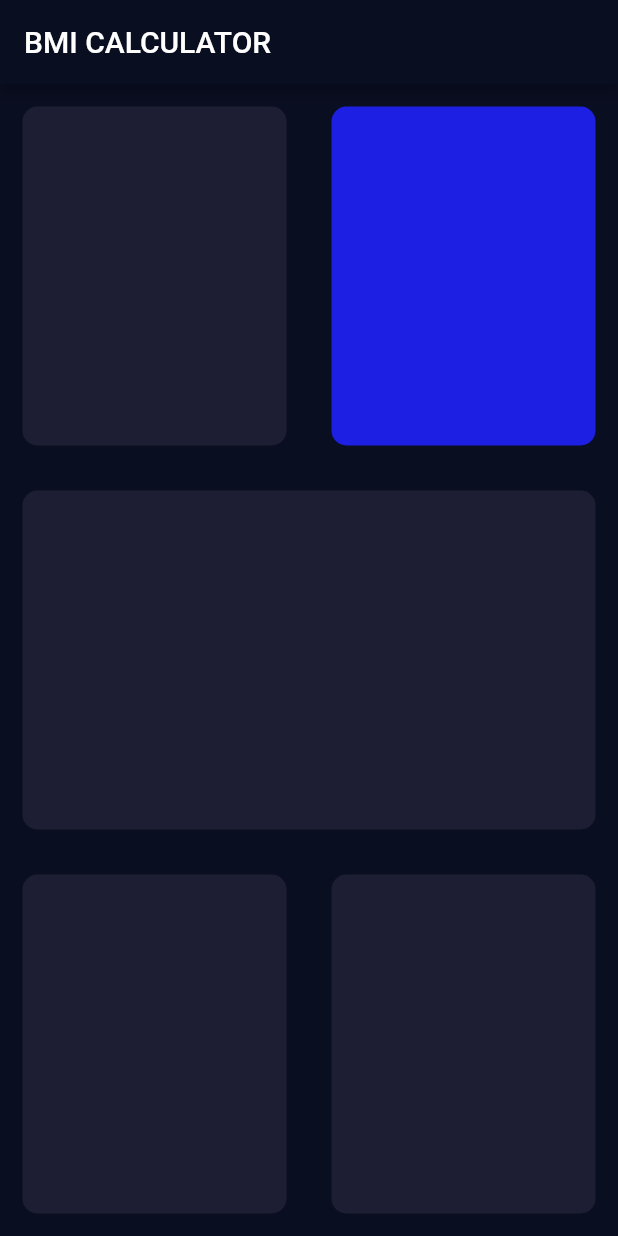
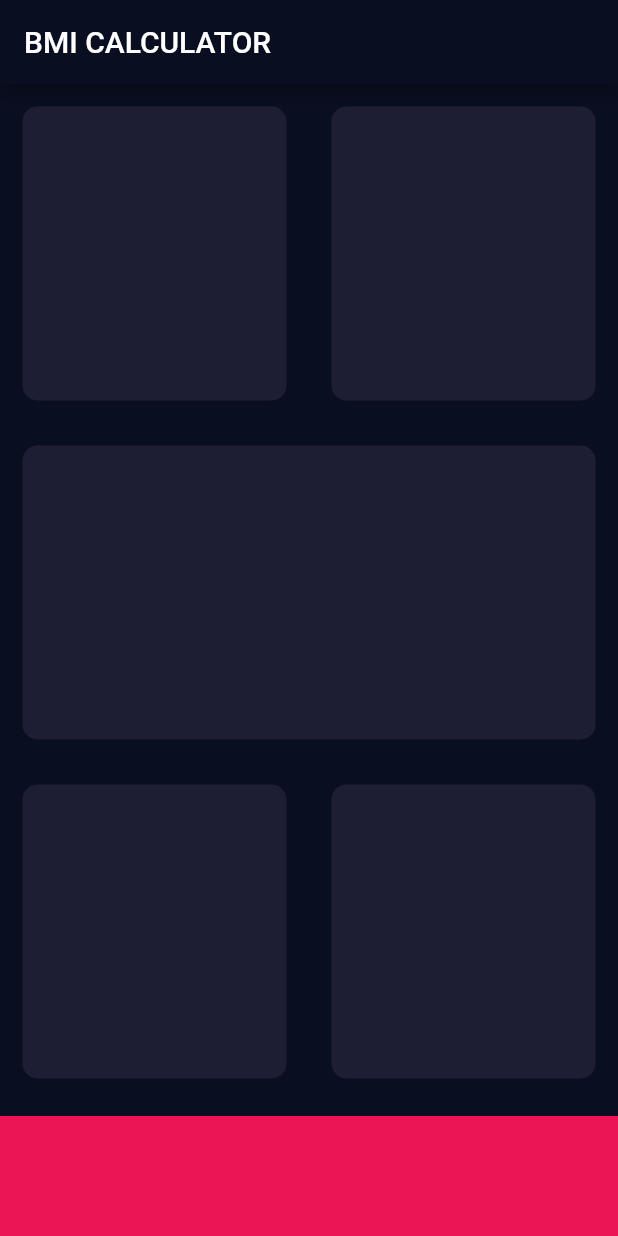
Before and after one commit to felexkuria/bmi_calculator, a Flutter app: the screen it shows after launch, on a phone screen of 412 x 824 dp. Run offline on Flutter 3.47's test engine with Material 2 defaults, Android fonts, the phone set to English and light mode, and no system bars.

Commit message:
Learned about final and const

```diff
--- a/bmi_calculator/lib/screens/input_page.dart
+++ b/bmi_calculator/lib/screens/input_page.dart
@@ -1,4 +1,10 @@
 import 'package:flutter/material.dart';
+
+const bottomContainierHeight = 80.0;
+const activeCardColuor = Color(0xFF1D1E33);
+const bottomContainerColor = Color(
+  0xFFEB1555,
+);
 
 class InputPage extends StatefulWidget {
   @override
@@ -18,60 +24,58 @@ class _InputPageState extends State<InputPage> {
               child: Row(
                 children: [
                   Expanded(
-                    child: Container(
-                      margin: EdgeInsets.all(15.0),
-                      decoration: BoxDecoration(
-                        color: Color(0xFF1D1E33),
-                        borderRadius: BorderRadius.circular(10.0),
-                      ),
+                    child: ResuableCard(
+                      colour: activeCardColuor,
                     ),
                   ),
                   Expanded(
-                    child: Container(
-                      margin: EdgeInsets.all(15.0),
-                      decoration: BoxDecoration(
-                        color: Color(0xFF1D1FE3),
-                        borderRadius: BorderRadius.circular(10.0),
-                      ),
-                    ),
-                  ),
+                      child: ResuableCard(
+                    colour: activeCardColuor,
+                  )),
                 ],
               ),
             ),
             Expanded(
-              child: Container(
-                margin: EdgeInsets.all(15.0),
-                decoration: BoxDecoration(
-                  color: Color(0xFF1D1E33),
-                  borderRadius: BorderRadius.circular(10.0),
-                ),
-              ),
-            ),
+                child: ResuableCard(
+              colour: activeCardColuor,
+            )),
             Expanded(
               child: Row(
                 children: [
                   Expanded(
-                    child: Container(
-                      margin: EdgeInsets.all(15.0),
-                      decoration: BoxDecoration(
-                        color: Color(0xFF1D1E33),
-                        borderRadius: BorderRadius.circular(10.0),
-                      ),
-                    ),
-                  ),
+                      child: ResuableCard(
+                    colour: activeCardColuor,
+                  )),
                   Expanded(
-                    child: Container(
-                      margin: EdgeInsets.all(15.0),
-                      decoration: BoxDecoration(
-                        color: Color(0xFF1D1E33),
-                        borderRadius: BorderRadius.circular(10.0),
-                      ),
-                    ),
-                  ),
+                      child: ResuableCard(
+                    colour: activeCardColuor,
+                  )),
                 ],
               ),
             ),
+            Container(
+              color: bottomContainerColor,
+              margin: EdgeInsets.only(top: 10.0),
+              width: double.infinity,
+              height: bottomContainierHeight,
+            )
           ],
         ));
   }
 }
+
+class ResuableCard extends StatelessWidget {
+  ResuableCard({@required this.colour});
+  final Color colour;
+
+  @override
+  Widget build(BuildContext context) {
+    return Container(
+      margin: EdgeInsets.all(15.0),
+      decoration: BoxDecoration(
+        color: colour,
+        borderRadius: BorderRadius.circular(10.0),
+      ),
+    );
+  }
+}
```
